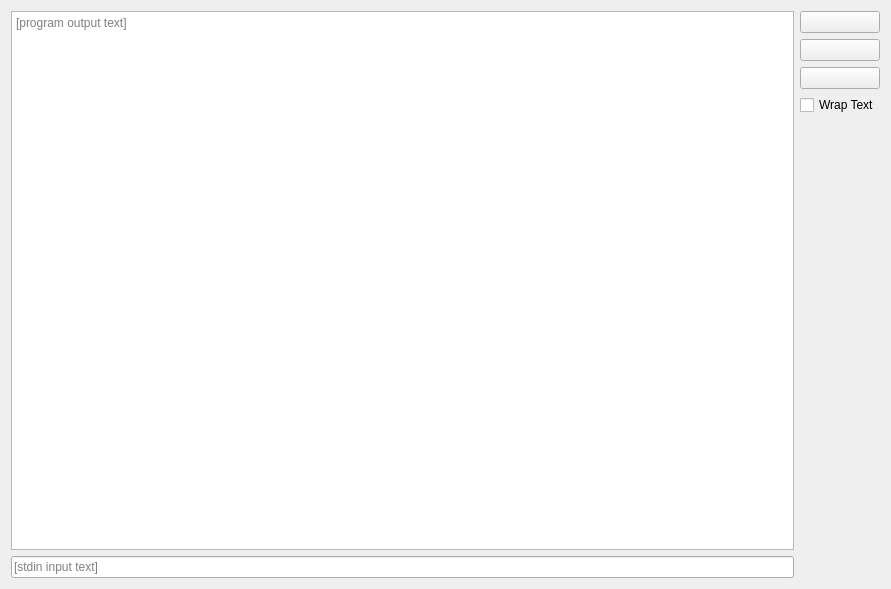
This is src/SeerConsoleWidget.ui in epasveer/seer as Qt 5 draws it before an edit. The edited form follows.
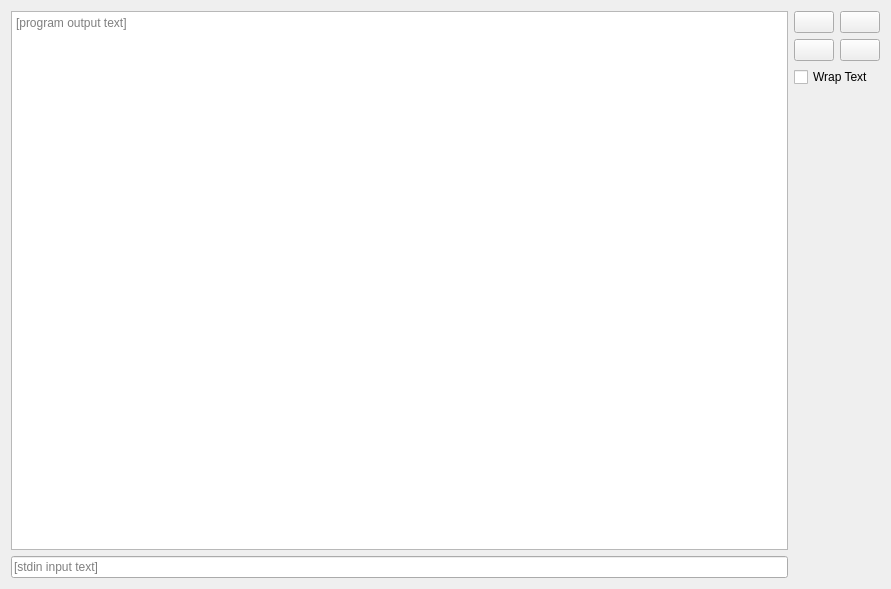
This is the edited form. Icons and pictures are not drawn.

Commit message: Add a font selector to the Console widget.

The edit to the form file:
```diff
--- a/src/SeerConsoleWidget.ui
+++ b/src/SeerConsoleWidget.ui
@@ -14,7 +14,7 @@
    <string>Seer Console</string>
   </property>
   <layout class="QGridLayout" name="gridLayout">
-   <item row="0" column="0" rowspan="5">
+   <item row="0" column="0" rowspan="4">
     <widget class="QPlainTextEdit" name="textEdit">
      <property name="lineWrapMode">
       <enum>QPlainTextEdit::NoWrap</enum>
@@ -44,7 +44,7 @@
      </property>
     </widget>
    </item>
-   <item row="1" column="1">
+   <item row="0" column="2">
     <widget class="QPushButton" name="printButton">
      <property name="toolTip">
       <string>Print the log output.</string>
@@ -61,7 +61,7 @@
      </property>
     </widget>
    </item>
-   <item row="2" column="1">
+   <item row="1" column="1">
     <widget class="QPushButton" name="saveButton">
      <property name="toolTip">
       <string>Save the log output to a file.</string>
@@ -78,7 +78,7 @@
      </property>
     </widget>
    </item>
-   <item row="3" column="1">
+   <item row="2" column="1" colspan="2">
     <widget class="QCheckBox" name="wrapTextCheckBox">
      <property name="toolTip">
       <string>Wrap long lines to the next line.</string>
@@ -91,7 +91,14 @@
      </property>
     </widget>
    </item>
-   <item row="4" column="1" rowspan="2">
+   <item row="4" column="0">
+    <widget class="QLineEdit" name="stdinLineEdit">
+     <property name="placeholderText">
+      <string>[stdin input text]</string>
+     </property>
+    </widget>
+   </item>
+   <item row="3" column="2" rowspan="2">
     <spacer name="verticalSpacer">
      <property name="orientation">
       <enum>Qt::Vertical</enum>
@@ -104,10 +111,17 @@
      </property>
     </spacer>
    </item>
-   <item row="5" column="0">
-    <widget class="QLineEdit" name="stdinLineEdit">
-     <property name="placeholderText">
-      <string>[stdin input text]</string>
+   <item row="1" column="2">
+    <widget class="QPushButton" name="fontButton">
+     <property name="toolTip">
+      <string>Select the log output font.</string>
+     </property>
+     <property name="text">
+      <string/>
+     </property>
+     <property name="icon">
+      <iconset resource="resource.qrc">
+       <normaloff>:/seer/resources/font.png</normaloff>:/seer/resources/font.png</iconset>
      </property>
     </widget>
    </item>
```
Left out of the diff: 6 changed lines with no effect on the pictures. The commit also changes 3 other files.
